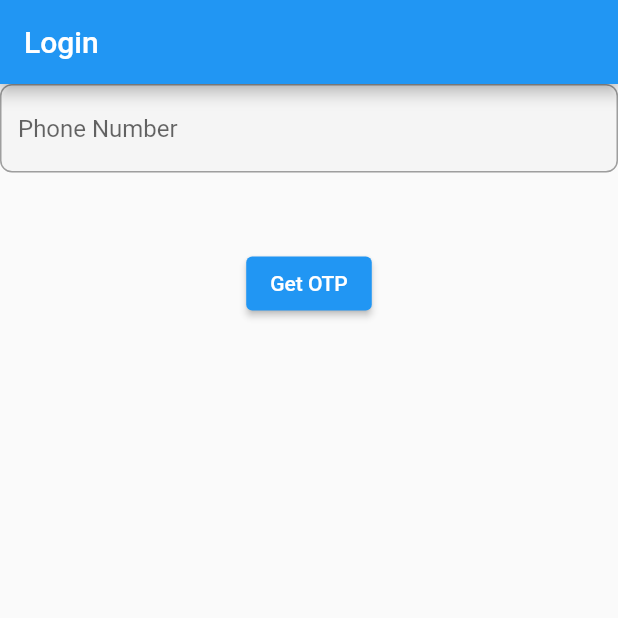
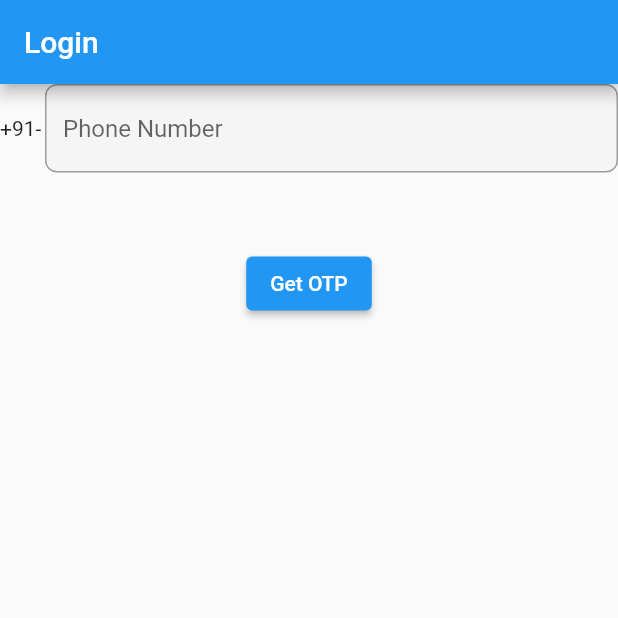
Before and after one commit to mananbordia/kidzo, a Flutter app: the screen it shows after launch, after a tap on "Get OTP", on a phone screen of 412 x 824 dp, the top half of it. Run offline on Flutter 3.47's test engine with Material 2 defaults, Android fonts, the phone set to English and light mode, and no system bars; our stand-ins replace firebase_auth, firebase_core; accounts and stored records are empty; network calls fail.

Commit message:
Authentication via Phone Number : v1

```diff
--- a/lib/main.dart
+++ b/lib/main.dart
@@ -1,5 +1,7 @@
+import 'package:firebase_auth/firebase_auth.dart';
 import 'package:firebase_core/firebase_core.dart';
 import 'package:flutter/material.dart';
+import 'package:kidzo/screens/home.dart';
 import 'package:kidzo/screens/login.dart';
 
 void main() async {
@@ -19,7 +21,17 @@ class MyApp extends StatelessWidget {
 
         primarySwatch: Colors.blue,
       ),
-      home: LoginPage(),
+      home: StreamBuilder(
+        stream: FirebaseAuth.instance.authStateChanges(),
+        builder: (BuildContext context, AsyncSnapshot<dynamic> snapshot) {
+          if(snapshot.hasData){
+            return HomePage();
+          }
+          else{
+            return LoginPage();
+          }
+        },),
     );
   }
+
 }
--- a/lib/screens/login.dart
+++ b/lib/screens/login.dart
@@ -4,7 +4,8 @@ import 'package:flutter/services.dart';
 
 enum LoginPageState{
   SHOW_ENTER_PHONE_NUMBER_STATE,
-  SHOW_ENTER_OTP_STATE
+  SHOW_ENTER_OTP_STATE,
+  SHOW_VERIFICATION_IN_PROGRESS_STATE
 }
 
 class LoginPage extends StatefulWidget {
@@ -19,19 +20,41 @@ class _LoginPageState extends State<LoginPage> {
   TextEditingController _phoneController = TextEditingController();
   TextEditingController _otpController = TextEditingController();
   FirebaseAuth _auth = FirebaseAuth.instance;
+  late String _verificationId;
 
   @override
   Widget build(BuildContext context) {
     return Scaffold(
         appBar: AppBar(title: Text("Login")),
-        body: pageState == LoginPageState.SHOW_ENTER_PHONE_NUMBER_STATE ? _getEnterPhoneNumberForm() : _getEnterOtpForm());
+        body: _getPage()
+    );
+  }
+
+  _getPage(){
+    if(pageState == LoginPageState.SHOW_ENTER_OTP_STATE){
+      return _getEnterOtpForm();
+    }
+    else if(pageState == LoginPageState.SHOW_ENTER_PHONE_NUMBER_STATE){
+      return _getEnterPhoneNumberForm();
+    }
+    else if(pageState == LoginPageState.SHOW_VERIFICATION_IN_PROGRESS_STATE){
+      return _getVerificationInProgressScreen();
+    }
   }
 
   _getEnterPhoneNumberForm() {
     return Column(
       children: [
-        TextField(
+        Row(
+            children: [
+              Container(child: Text("+91-"),width: 30,),
+        Expanded(
+          child: TextField(
             keyboardType: TextInputType.phone,
+            inputFormatters: <TextInputFormatter>[
+              FilteringTextInputFormatter.digitsOnly,
+              LengthLimitingTextInputFormatter(10)
+            ],
             decoration: InputDecoration(
                 enabledBorder: OutlineInputBorder(
                     borderRadius: BorderRadius.all(Radius.circular(8)),
@@ -44,6 +67,7 @@ class _LoginPageState extends State<LoginPage> {
                 hintText: "Phone Number"),
             controller: _phoneController,
           ),
+        ),]),
         SizedBox(
           height: 50,
         ),
@@ -56,7 +80,11 @@ class _LoginPageState extends State<LoginPage> {
     return Column(
       children: [
         TextField(
-          keyboardType: TextInputType.number,
+          keyboardType: TextInputType.phone,
+          inputFormatters: <TextInputFormatter>[
+            FilteringTextInputFormatter.digitsOnly,
+            LengthLimitingTextInputFormatter(6)
+          ],
           decoration: InputDecoration(
               enabledBorder: OutlineInputBorder(
                   borderRadius: BorderRadius.all(Radius.circular(8)),
@@ -72,21 +100,47 @@ class _LoginPageState extends State<LoginPage> {
         SizedBox(
           height: 50,
         ),
-        ElevatedButton(onPressed: _verifyPhoneNumber, child: Text("Verify"))
+        ElevatedButton(onPressed: _loginInUsingSmsCode, child: Text("Verify")),
+        TextButton(onPressed: (){
+          setState(() {
+            pageState = LoginPageState.SHOW_ENTER_PHONE_NUMBER_STATE;
+          });
+        }, child: Text("Change Number"))
+      ],
+    );
+  }
+
+  _getVerificationInProgressScreen(){
+    return Column(
+      children: [
+        CircularProgressIndicator(),
+        Text("Please be patient we are verifying your phone number."),
       ],
     );
   }
 
   // For verifying phone number
   _verifyPhoneNumber() async {
-    String userPhoneNumber = _phoneController.text.trim();
+
+    String userPhoneNumber = "+91"+_phoneController.text.trim();
     print(userPhoneNumber);
+    // TODO : Add some checks here
+
     await _auth.verifyPhoneNumber(
+        timeout: Duration(seconds: 10),
         //+911234567890
         phoneNumber: userPhoneNumber,
         // When verification is automatically done
         verificationCompleted: (credential) async {
           print("Verified Successfully : $credential");
+          try {
+            await _signInViaPhoneAuthCredentials(credential);
+          }catch(e){
+            print("Something went wrong : $e");
+            setState(() {
+              pageState = LoginPageState.SHOW_ENTER_PHONE_NUMBER_STATE;
+            });
+          }
         },
         // When phone number is wrong or anything fails
         verificationFailed: (e) async {
@@ -95,15 +149,34 @@ class _LoginPageState extends State<LoginPage> {
         // When code is sent to user
         codeSent: (verificationId, forceResendToken) async {
           // Show OTP Page
+          setState(() {
+            pageState = LoginPageState.SHOW_VERIFICATION_IN_PROGRESS_STATE;
+          });
           print("Code Sent : $verificationId , $forceResendToken");
-          setState(() {
-            pageState = LoginPageState.SHOW_ENTER_OTP_STATE;
-          });
         },
         // After timeout
         codeAutoRetrievalTimeout: (verificationId) async {
           print("Auto Code Retrieval Timeout");
+          setState(() {
+            _verificationId = verificationId;
+            pageState = LoginPageState.SHOW_ENTER_OTP_STATE;
           });
-    //  Add some checks here
+        });
+  }
+
+  Future<void> _loginInUsingSmsCode() async {
+    PhoneAuthCredential credential = PhoneAuthProvider.credential(verificationId: _verificationId, smsCode: _otpController.text.trim());
+    // TODO : Add some checks here
+
+    await _signInViaPhoneAuthCredentials(credential);
+  }
+
+  _signInViaPhoneAuthCredentials(PhoneAuthCredential credential) async {
+    try{
+      await _auth.signInWithCredential(credential);
+      print("User Signed In successfully.");
+    } on FirebaseAuthException catch(e){
+      print("Something went wrong : $e");
     }
   }
+}
```
Also changed, not shown: lib/screens/home.dart (+11 -0 lines), 1 other file. Lines whose indentation alone changed are shown as unchanged.
